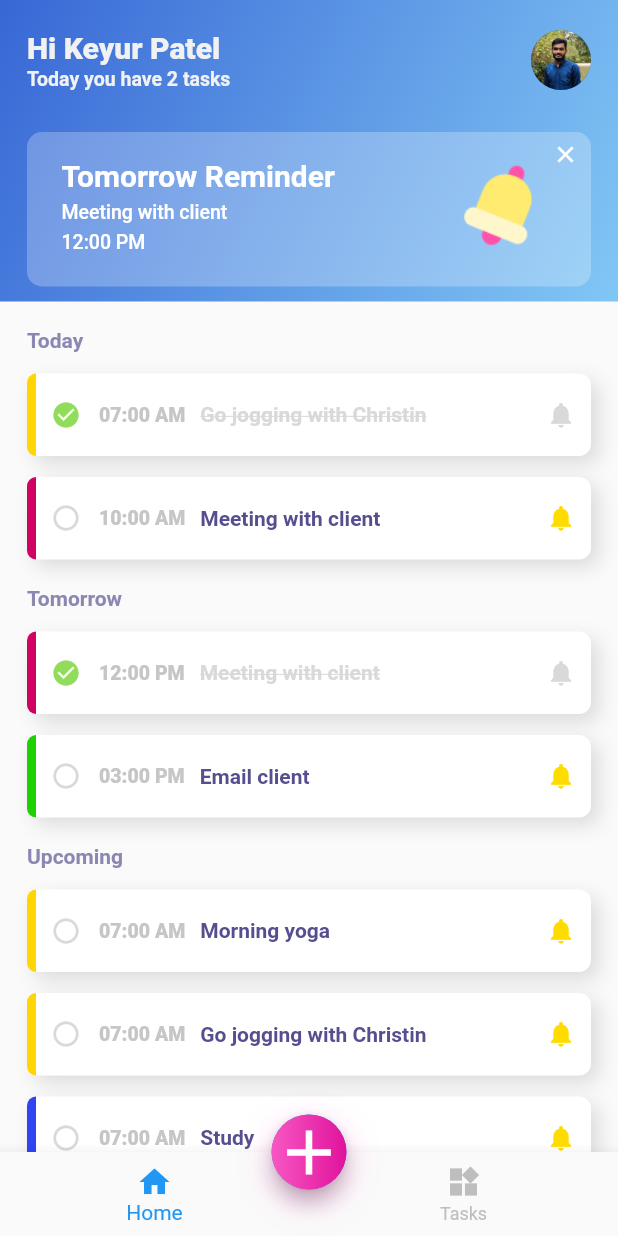
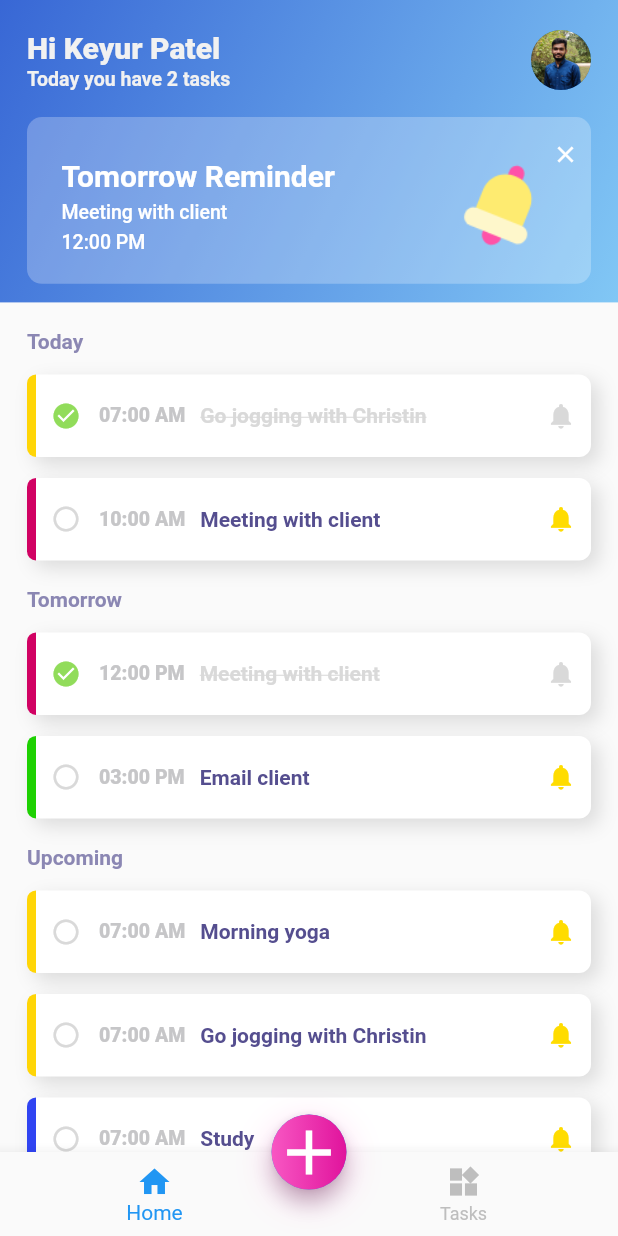
Before and after one commit to pkeyur18/TodoApplicationFlutter, a Flutter app: the HomeTasksPage screen opened by its route, on a phone screen of 412 x 824 dp. Run offline on Flutter 3.47's test engine with Material 2 defaults, Android fonts, the phone set to English and light mode, and no system bars; drawn by our look-alikes of flutter_slidable.

Commit message:
fixed height and width issues

```diff
--- a/lib/home/home_notification.dart
+++ b/lib/home/home_notification.dart
@@ -28,24 +28,21 @@ class _HomeNotificationState extends State<HomeNotification> {
               left: 18,
               right: 18,
             ),
+            alignment: Alignment.center,
             child: Stack(
               children: <Widget>[
                 Container(
-                  height: MediaQuery.of(context).size.height * 0.135,
+                  height: MediaQuery.of(context).size.height * 0.150,
                   width: MediaQuery.of(context).size.width,
                 ),
                 Opacity(
                   opacity: 0.25,
                   child: Container(
-                    margin: EdgeInsets.only(
-                      top: 10,
-                      bottom: 10,
-                    ),
                     decoration: BoxDecoration(
                       borderRadius: BorderRadius.all(Radius.circular(10)),
                       color: Color(0xFFFFFFFF),
                     ),
-                    height: MediaQuery.of(context).size.height * 0.125,
+                    height: MediaQuery.of(context).size.height * 0.135,
                   ),
                 ),
                 Container(
```
